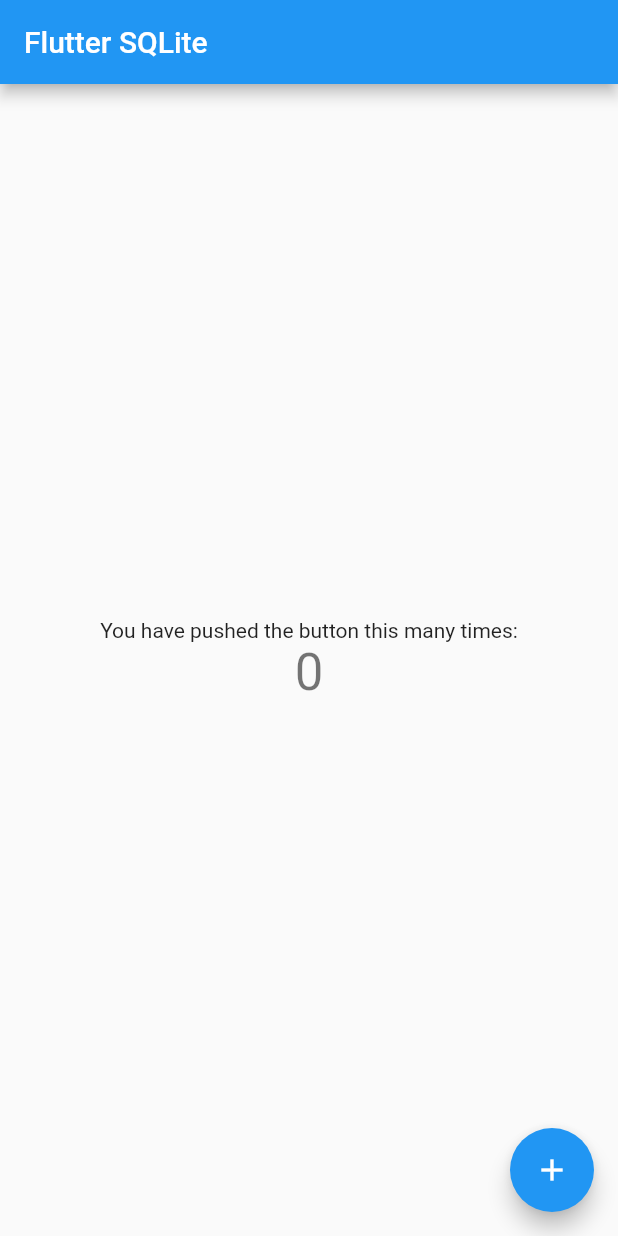
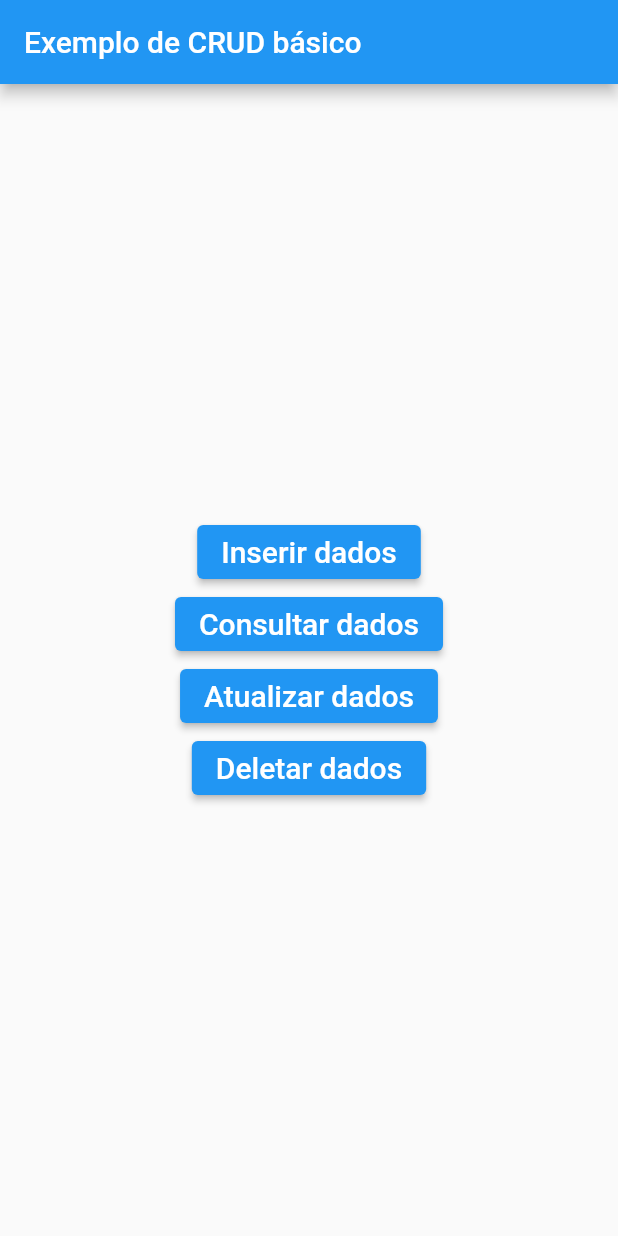
Before and after one commit to PHCJ/Flutter, a Flutter app: the screen it shows after launch, on a phone screen of 412 x 824 dp. Run offline on Flutter 3.47's test engine with Material 2 defaults, Android fonts, the light colour scheme and no system bars; our stand-ins replace sqflite; accounts and stored records are empty.

Commit message:
deletar add

```diff
--- a/sqlite_teste/lib/main.dart
+++ b/sqlite_teste/lib/main.dart
@@ -6,7 +6,8 @@ void main() {
 }
 
 class MyApp extends StatelessWidget {
-  const MyApp({Key? key}) : super(key: key);
+  const MyApp({super.key});
+
   @override
   Widget build(BuildContext context) {
     return MaterialApp(
@@ -14,14 +15,15 @@ class MyApp extends StatelessWidget {
       theme: ThemeData(
         primarySwatch: Colors.blue,
       ),
-      home: const MyHomePage(title: 'Flutter SQLite'),
+      home: MyHomePage(),
     );
   }
 }
 
-class MyHOmePage extends StatelessWidget {
+class MyHomePage extends StatelessWidget {
   final dbHelp = DatabaseHelper.instance;
-  MyHOmePage({super.key});
+  MyHomePage({super.key});
+
   @override
   Widget build(BuildContext context) {
     return Scaffold(
@@ -72,7 +74,7 @@ class MyHOmePage extends StatelessWidget {
         )));
   }
 
-  void _insert() async {
+  void _inserir() async {
     Map<String, dynamic> row = {
       DatabaseHelper.columnNome: 'Paulo',
       DatabaseHelper.columnIdade: 26
@@ -81,90 +83,27 @@ class MyHOmePage extends StatelessWidget {
     print('linha inserida id: $id');
   }
 
-  void _consultar() async {}
-}
-
-class MyHomePage extends StatefulWidget {
-  const MyHomePage({Key? key, required this.title}) : super(key: key);
-
-  // This widget is the home page of your application. It is stateful, meaning
-  // that it has a State object (defined below) that contains fields that affect
-  // how it looks.
-
-  // This class is the configuration for the state. It holds the values (in this
-  // case the title) provided by the parent (in this case the App widget) and
-  // used by the build method of the State. Fields in a Widget subclass are
-  // always marked "final".
-
-  final String title;
-
-  @override
-  State<MyHomePage> createState() => _MyHomePageState();
-}
-
-class _MyHomePageState extends State<MyHomePage> {
-  int _counter = 0;
-
-  void _incrementCounter() {
-    setState(() {
-      // This call to setState tells the Flutter framework that something has
-      // changed in this State, which causes it to rerun the build method below
-      // so that the display can reflect the updated values. If we changed
-      // _counter without calling setState(), then the build method would not be
-      // called again, and so nothing would appear to happen.
-      _counter++;
-    });
+  void _consultar() async {
+    final todasLinhas = await dbHelp.queryAllRows();
+    print('Consulta todas as linhas');
+    for (var row in todasLinhas) {
+      print(row);
+    }
   }
 
-  @override
-  Widget build(BuildContext context) {
-    // This method is rerun every time setState is called, for instance as done
-    // by the _incrementCounter method above.
-    //
-    // The Flutter framework has been optimized to make rerunning build methods
-    // fast, so that you can just rebuild anything that needs updating rather
-    // than having to individually change instances of widgets.
-    return Scaffold(
-      appBar: AppBar(
-        // Here we take the value from the MyHomePage object that was created by
-        // the App.build method, and use it to set our appbar title.
-        title: Text(widget.title),
-      ),
-      body: Center(
-        // Center is a layout widget. It takes a single child and positions it
-        // in the middle of the parent.
-        child: Column(
-          // Column is also a layout widget. It takes a list of children and
-          // arranges them vertically. By default, it sizes itself to fit its
-          // children horizontally, and tries to be as tall as its parent.
-          //
-          // Invoke "debug painting" (press "p" in the console, choose the
-          // "Toggle Debug Paint" action from the Flutter Inspector in Android
-          // Studio, or the "Toggle Debug Paint" command in Visual Studio Code)
-          // to see the wireframe for each widget.
-          //
-          // Column has various properties to control how it sizes itself and
-          // how it positions its children. Here we use mainAxisAlignment to
-          // center the children vertically; the main axis here is the vertical
-          // axis because Columns are vertical (the cross axis would be
-          // horizontal).
-          mainAxisAlignment: MainAxisAlignment.center,
-          children: <Widget>[
-            const Text(
-              'You have pushed the button this many times:',
-            ),
-            Text(
-              '$_counter',
-              style: Theme.of(context).textTheme.headline4,
-            ),
-          ],
-        ),
-      ),
-      floatingActionButton: FloatingActionButton(
-        onPressed: _incrementCounter,
-        tooltip: 'Increment',
-        child: const Icon(Icons.add),
-      ), // This trailing comma makes auto-formatting nicer for build methods.
-    );
+  void _atualizar() async {
+    Map<String, dynamic> row = {
+      DatabaseHelper.columnId: 1,
+      DatabaseHelper.columnNome: 'Jose',
+      DatabaseHelper.columnIdade: 23
+    };
+    final linhasAfetadas = await dbHelp.update(row);
+    print('atualizadas $linhasAfetadas linhas');
+  }
+
+  void _deletar() async {
+    final id = await dbHelp.queryRowCount();
+    final linhaDeletada = await dbHelp.delete(id!);
+    print('Deletada(s) $linhaDeletada linha(s): linha $id');
   }
 }
```
